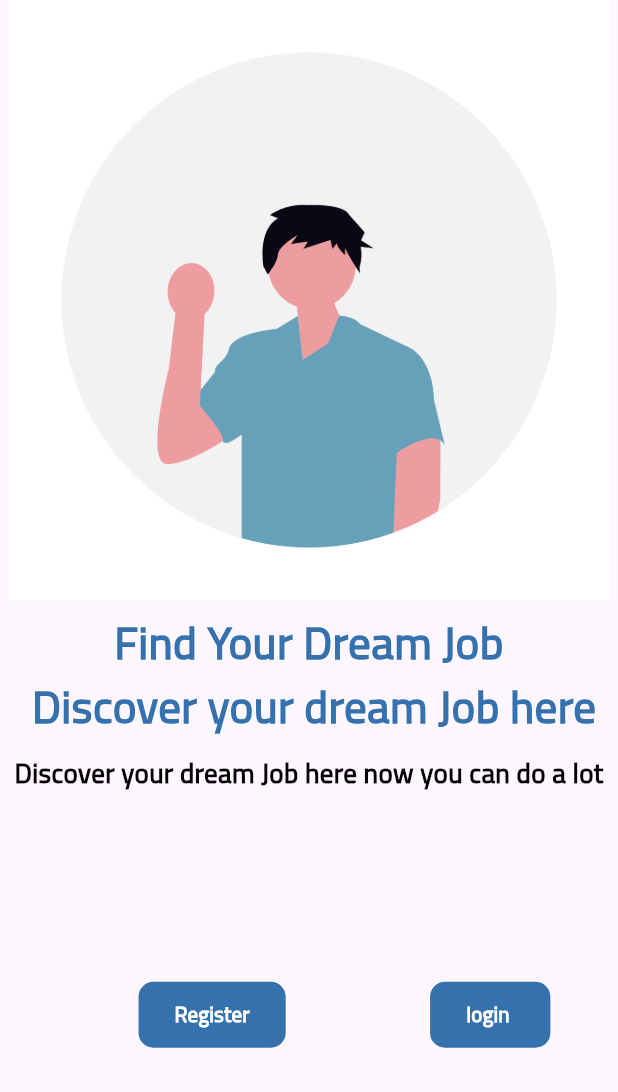
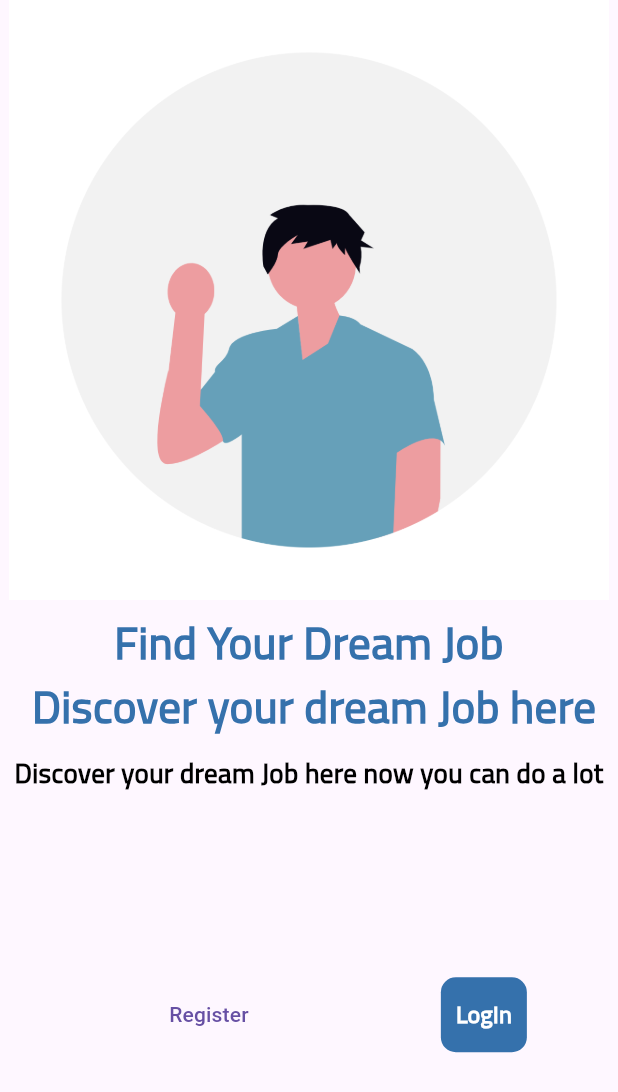
Before and after one commit to mariayousef/signin_signup, a Flutter app: the screen it shows after launch, on a phone screen of 412 x 824 dp. Shown: the top 1092 px of the screen. Run offline on Flutter 3.47's test engine with Material 3 defaults, Android fonts, the phone set to English and light mode, and no system bars.

Commit message:
enhance code and navigation

```diff
--- a/lib/core/resoueces/asset_value_manager.dart
+++ b/lib/core/resoueces/asset_value_manager.dart
@@ -1,3 +1,6 @@
 class ValueManager{
   static const String onBoardingImage="assets/imgs/onboarding.png";
+// static const String googleIcon = "assets/icons/google.svg";
+ //static const String appleIcon = "assets/icons/apple.svg";
+ //static const String facebookIcon = "assets/icons/facebook.svg";
 }
--- a/lib/core/resoueces/size_value_manager.dart
+++ b/lib/core/resoueces/size_value_manager.dart
@@ -1,9 +1,17 @@
 class HightValueManager {
   static const double h400=400;
   static const double h50=50;
-
+  static const double h8 = 8.0;
+  static const double h10 = 10.0;
+  static const double h12 = 12.0;
+  static const double h16 = 16.0;
+  static const double h20 = 20.0;
+  static const double h30 = 30.0;
+  static const double h32 = 32.0;
+  static const double h48 = 48.0;
 }
 class WidthValueManager{
   static const double w400=400;
-
+  static const double w10 = 10.0;
+  static const double w15 = 15.0;
 }
--- a/lib/core/resoueces/strings_value_manager.dart
+++ b/lib/core/resoueces/strings_value_manager.dart
@@ -1,5 +1,19 @@
 class StringsValueManager{
   static const txt1="Discover your dream Job here now you can do a lot";
   static const txt2="Find Your Dream Job \n Discover your dream Job here";
+  static const login="LogIn";
+  static const register="Register";
 
+  static const loginHere = "Login Here";
+  static const welcomeBack = "Welcome back \n you've been missed!";
+  static const email = "Email";
+  static const password = "Password";
+  static const confirmPassword = "Confirm Password";
+  static const forgotPassword = "Forgot Password?";
+  static const createAccount = "Create Account";
+  static const alreadyHaveAccount = "Already have an account";
+  static const orContinueWith = "or continue with";
+  static const createAccountTitle = "Create an account";
+  static const welcomeNew = "Start now \n welcome to the app";
+  static const signUp = "Sign Up";
 }
--- a/lib/main.dart
+++ b/lib/main.dart
@@ -1,6 +1,7 @@
 import 'package:flutter/cupertino.dart';
+import 'package:flutter/material.dart';
 import 'package:signin_signup/app/my_app.dart';
 
 void main() {
-  runApp(MyApp());
+  runApp(const MyApp());
 }
--- a/lib/screens/page/on_boarding_page.dart
+++ b/lib/screens/page/on_boarding_page.dart
@@ -1,6 +1,9 @@
 import 'package:flutter/material.dart';
-import 'package:signin_signup/core/resoueces/asset_value_manager.dart' show ValueManager;
+import 'package:signin_signup/core/resoueces/asset_value_manager.dart'
+    show ValueManager;
 import 'package:signin_signup/core/resoueces/size_value_manager.dart';
+import 'package:signin_signup/screens/page/sign_in_page.dart';
+import 'package:signin_signup/screens/page/sign_up_page.dart';
 import 'package:signin_signup/screens/widget/custom_material_button.dart';
 
 import '../../core/resoueces/strings_value_manager.dart';
@@ -14,9 +17,12 @@ class OnBoardingPage extends StatelessWidget {
       body: SafeArea(
         child: Column(
           children: [
-            Image.asset(ValueManager.onBoardingImage,height: HightValueManager.h400),
+            Image.asset(
+              ValueManager.onBoardingImage,
+              height: HightValueManager.h400,
+            ),
             SizedBox(height: 7),
-             Text(
+            Text(
               textAlign: TextAlign.center,
               StringsValueManager.txt2,
               style: TextStyle(
@@ -27,7 +33,7 @@ class OnBoardingPage extends StatelessWidget {
               ),
             ),
             SizedBox(height: 10),
-             Text(
+            Text(
               textAlign: TextAlign.center,
               StringsValueManager.txt1,
               style: TextStyle(
@@ -37,40 +43,34 @@ class OnBoardingPage extends StatelessWidget {
                 fontWeight: FontWeight.bold,
               ),
             ),
-            Spacer(flex: 1,),
+            Spacer(flex: 1),
             Row(
               mainAxisAlignment: MainAxisAlignment.spaceEvenly,
               children: [
                 ////////////////////////////////
                 SizedBox(width: 10),
-                CustomMaterialButton(title: "Register"),
+                TextButton(
+                  onPressed: () {
+                    Navigator.push(
+                      context,
+                      MaterialPageRoute(builder: (context) => SignUpPage()),
+                    );
+                  },
+                  child: const Text(StringsValueManager.register),
+                ),
                 SizedBox(width: 10),
-                MaterialButton(
-                  padding: EdgeInsets.zero,
-                  shape: RoundedRectangleBorder(
-                    borderRadius: BorderRadius.circular(10),
-                  ),
-                  onPressed: () {},
-                  child: Container(
-                    padding: EdgeInsets.symmetric(horizontal: 24, vertical: 12),
-                    decoration: BoxDecoration(
-                      color: Color(0xFF3571AC),
-                      borderRadius: BorderRadius.circular(10),
-                    ),
-                    child: Text(
-                      "login ",
-
-                      style: TextStyle(
-                        color: Colors.white,
-                        fontWeight: FontWeight.bold,
-                        fontFamily: "Cairo",
-                      ),
-                    ),
-                  ),
+                CustomMaterialButton(
+                  title: StringsValueManager.login,
+                   onpressed: () {
+                    Navigator.push(
+                      context,
+                      MaterialPageRoute(builder: (context) => SignInPage()),
+                    );
+                   },
                 ),
               ],
             ),
-            Spacer(flex: 1,),
+            Spacer(flex: 1),
           ],
         ),
       ),
--- a/lib/screens/widget/custom_material_button.dart
+++ b/lib/screens/widget/custom_material_button.dart
@@ -1,8 +1,11 @@
 import 'package:flutter/material.dart';
+import 'package:signin_signup/core/resoueces/size_value_manager.dart';
 
 class CustomMaterialButton extends StatelessWidget {
-  const CustomMaterialButton({super.key, required this.title});
+  const CustomMaterialButton({super.key, required this.title, required this.onpressed});
   final String title;
+  final VoidCallback onpressed;
+
   @override
   Widget build(BuildContext context) {
     return MaterialButton(
@@ -10,21 +13,24 @@ final String title;
       shape: RoundedRectangleBorder(
         borderRadius: BorderRadius.circular(10),
       ),
-      onPressed: () {},
+      onPressed: onpressed,
       child: Container(
-        padding: EdgeInsets.symmetric(horizontal: 24, vertical: 12),
+          padding: const EdgeInsets.symmetric(horizontal: 10, vertical: 10),
+          alignment: Alignment.center,
+          // width: double.infinity,
+          height: HightValueManager.h50,
           decoration: BoxDecoration(
-          color: Color(0xFF3571AC),
-          borderRadius: BorderRadius.circular(10),
-        ),
+              color: const Color(0xFF3571AC),
+              borderRadius: BorderRadius.circular(10)),
           child: Text(
             title,
-          style: TextStyle(
+            style: const TextStyle(
                 color: Colors.white,
+                fontFamily: "Cairo",
                 fontWeight: FontWeight.bold,
-            fontFamily: "Cairo",
+                fontSize: 16
             ),
-        ),
+          )
       ),
     );
   }
```
Also changed, not shown: lib/screens/page/sign_in_page.dart (+7 -1 lines), lib/screens/page/sign_up_page.dart (+7 -1 lines). Lines whose indentation alone changed are shown as unchanged.
